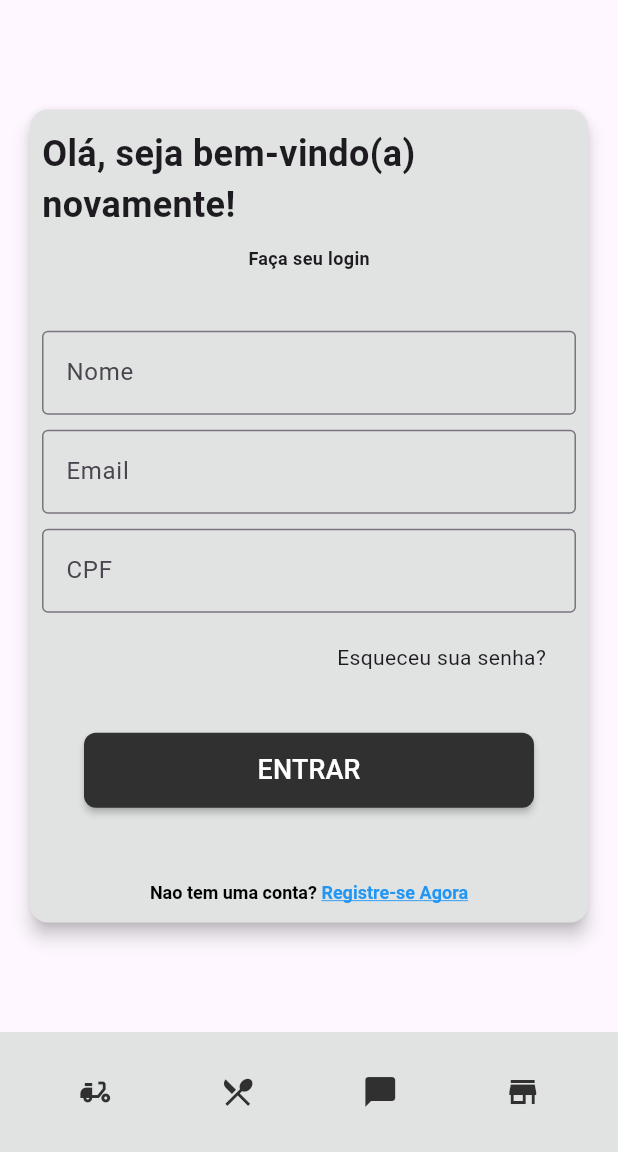
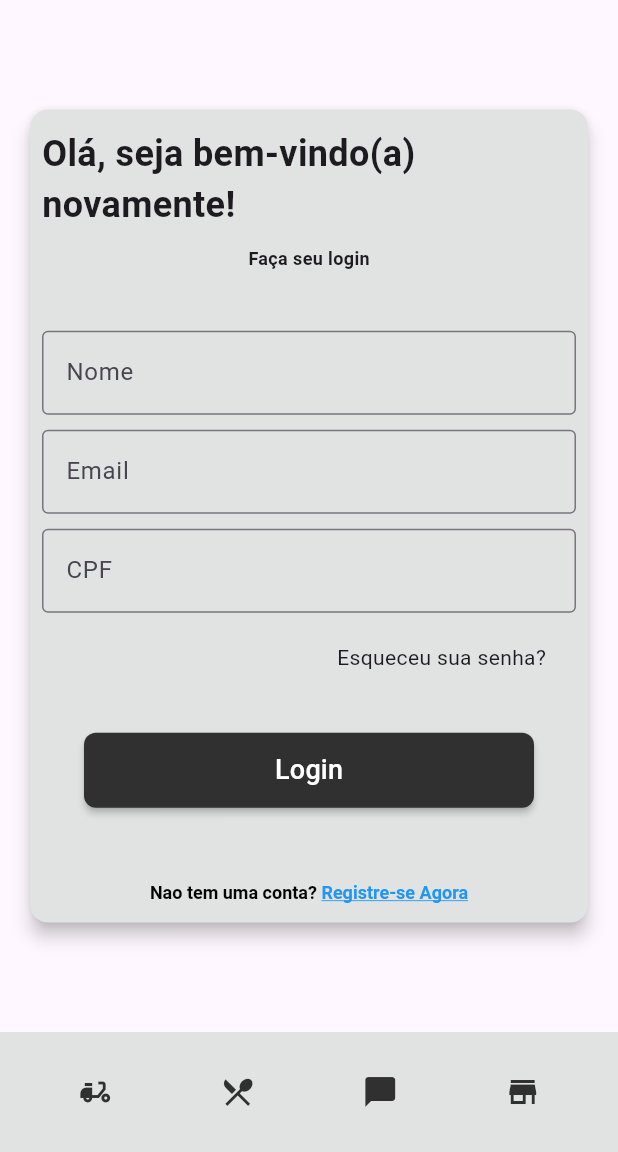
Before and after one commit to HektorTI/pdv_bistro2, a Flutter app: the TelaEntrar screen opened directly, on a phone screen of 412 x 824 dp, the part 84-1236 px from its top. Run offline on Flutter 3.47's test engine with Material 2 defaults, Android fonts, the phone set to English and light mode, and no system bars.

```diff
--- a/lib/screens/tela_entrar.dart
+++ b/lib/screens/tela_entrar.dart
@@ -1,6 +1,7 @@
 import 'package:flutter/gestures.dart';
 import 'package:flutter/material.dart';
 import 'package:pdv_bistro2/screens/esqueceu_senha.dart';
+import 'package:pdv_bistro2/screens/tela_login.dart';
 import 'package:pdv_bistro2/screens/tela_registrar.dart';
 
 class TelaEntrar extends StatelessWidget {
@@ -112,14 +113,14 @@ class TelaEntrar extends StatelessWidget {
                         Navigator.push(
                           context,
                           MaterialPageRoute(
-                            builder: (context) => const EsqueceuSenha(),
+                            builder: (context) => const TelaLogin(),
                           ),
                         );
                       },
                       child: const Padding(
                         padding: EdgeInsets.all(12.0),
                         child: Text(
-                          "ENTRAR",
+                          "Login",
                           style: TextStyle(
                             color: Colors.white,
                             fontSize: 18,
@@ -149,7 +150,7 @@ class TelaEntrar extends StatelessWidget {
                             ),
                             recognizer: TapGestureRecognizer()
                               ..onTap = () {
-                                // Ação ao tocar em "Login"
+                                // Ação ao tocar em "Registrar"
                                 Navigator.push(
                                   context,
                                   MaterialPageRoute(
```
